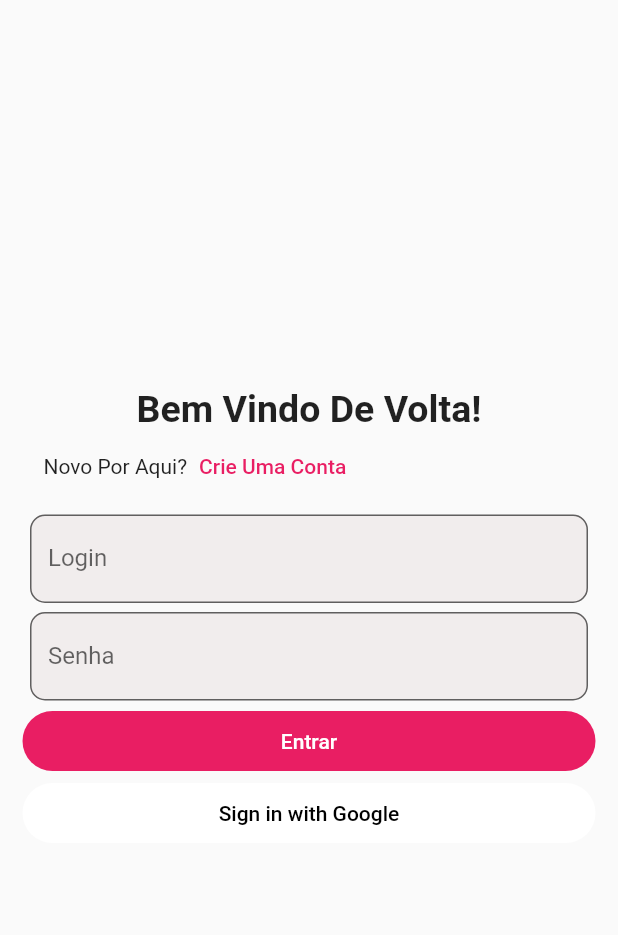
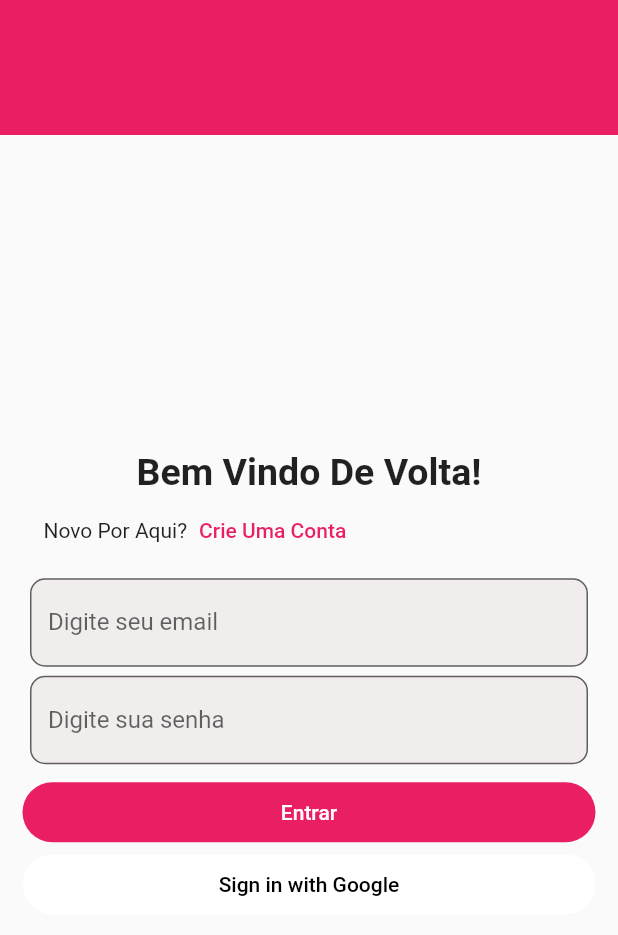
Before and after one commit to kaysophia05/login, a Flutter app: the screen it shows after launch, on a phone screen of 412 x 824 dp. Shown: the top 935 px of the screen. Run offline on Flutter 3.47's test engine with Material 2 defaults, Android fonts, the phone set to English and light mode, and no system bars.

Commit message:
add_text_field_adaptative

```diff
--- /dev/null
+++ b/lib/adaptative_text_field.dart
@@ -0,0 +1,27 @@
+import 'package:flutter/material.dart';
+
+class AdaptativeTextField extends StatelessWidget {
+  const AdaptativeTextField({
+    this.label,
+    Key? key,
+  }) : super(key: key);
+
+  final String? label;
+
+  @override
+  Widget build(BuildContext context) {
+    return Padding(
+      padding: const EdgeInsets.symmetric(horizontal: 20, vertical: 3),
+      child: TextField(
+        decoration: InputDecoration(
+          labelText: label,
+          border: const OutlineInputBorder(
+            borderRadius: BorderRadius.all(Radius.circular(10)),
+          ),
+          fillColor: const Color.fromARGB(255, 241, 237, 237),
+          filled: true,
+        ),
+      ),
+    );
+  }
+}
--- /dev/null
+++ b/lib/appbar.dart
@@ -0,0 +1,14 @@
+import 'package:flutter/material.dart';
+
+class MyAppBar extends StatelessWidget {
+  const MyAppBar({super.key});
+
+  @override
+  Widget build(BuildContext context) {
+    return Scaffold(
+      appBar: AppBar(
+        title: const Text('Exemple'),
+      ),
+    );
+  }
+}
--- a/lib/login.dart
+++ b/lib/login.dart
@@ -10,7 +10,26 @@ class loginScreen extends StatefulWidget {
 class _loginScreenState extends State<loginScreen> {
   @override
   Widget build(BuildContext context) {
-    return Scaffold(
+    //Envolvendo o Scaffold com p default para criar uma controlador para o tab
+    return DefaultTabController(
+      initialIndex: 1,
+      length: 2,
+      child: Scaffold(
+        appBar: AppBar(
+          title: const Center(
+            child: Text('My Login Page'),
+          ),
+          bottom: const TabBar(
+            tabs: <Widget>[
+              Tab(
+                icon: Icon(Icons.account_box),
+              ),
+              Tab(
+                icon: Icon(Icons.account_balance),
+              ),
+            ],
+          ),
+        ),
         body: Column(
           mainAxisAlignment: MainAxisAlignment.center,
           crossAxisAlignment: CrossAxisAlignment.stretch,
@@ -36,34 +55,6 @@ class _loginScreenState extends State<loginScreen> {
               ),
             ),
             const SizedBox(height: 5),
-          const Padding(
-            padding: EdgeInsets.symmetric(horizontal: 20, vertical: 3),
-            child: TextField(
-              decoration: InputDecoration(
-                labelText: 'Login',
-                hintText: 'Digite seu e-mail',
-                border: OutlineInputBorder(
-                  borderRadius: BorderRadius.all(Radius.circular(10)),
-                ),
-                fillColor: Color.fromARGB(255, 241, 237, 237),
-                filled: true,
-              ),
-            ),
-          ),
-          const Padding(
-            padding: EdgeInsets.symmetric(horizontal: 20, vertical: 3),
-            child: TextField(
-              decoration: InputDecoration(
-                labelText: 'Senha',
-                hintText: 'Digite sua senha',
-                border: OutlineInputBorder(
-                  borderRadius: BorderRadius.all(Radius.circular(10)),
-                ),
-                fillColor: Color.fromARGB(255, 241, 237, 237),
-                filled: true,
-              ),
-            ),
-          ),
             Padding(
               padding: const EdgeInsets.symmetric(horizontal: 15),
               child: FilledButton(
@@ -71,22 +62,8 @@ class _loginScreenState extends State<loginScreen> {
                 child: const Text('Entrar'),
               ),
             ),
-          Padding(
-            padding: const EdgeInsets.symmetric(horizontal: 15),
-            child: FilledButton(
-              onPressed: () {},
-              style: FilledButton.styleFrom(
-                backgroundColor: Colors.white,
+          ],
         ),
-              child: const Text(
-                'Sign in with Google',
-                style: TextStyle(
-                  color: Colors.black,
-                ),
-              ),
-            ),
-          ),
-        ],
       ),
     );
   }
--- a/lib/main.dart
+++ b/lib/main.dart
@@ -1,4 +1,5 @@
 import 'package:flutter/material.dart';
+import 'package:login/adaptative_text_field.dart';
 import 'package:login/login.dart';
 
 void main() {
@@ -14,7 +15,80 @@ class MyApp extends StatelessWidget {
       theme: ThemeData(
         primarySwatch: Colors.pink,
       ),
-      home: const loginScreen(),
+      home: const MyHomePage(),
     );
   }
 }
+
+class MyHomePage extends StatelessWidget {
+  const MyHomePage({super.key});
+
+  @override
+  Widget build(BuildContext context) {
+    return Scaffold(
+      body: NestedScrollView(
+        headerSliverBuilder: (context, condition) {
+          return <Widget>[
+            const SliverAppBar(
+              expandedHeight: 90,
+            )
+          ];
+        },
+        body: Column(
+          mainAxisAlignment: MainAxisAlignment.center,
+          crossAxisAlignment: CrossAxisAlignment.stretch,
+          children: [
+            const Text('Bem Vindo De Volta!',
+                textAlign: TextAlign.center,
+                style: TextStyle(fontSize: 25, fontWeight: FontWeight.bold)),
+            Padding(
+              padding: const EdgeInsets.symmetric(horizontal: 29),
+              child: Row(
+                //mainAxisAlignment: MainAxisAlignment.spaceAround,
+                children: [
+                  const Text('Novo Por Aqui?'),
+                  TextButton(
+                    onPressed: () {},
+                    child: const Text(
+                      'Crie Uma Conta',
+                    ),
+                  ),
+                ],
+              ),
+            ),
+            const SizedBox(height: 5),
+            const AdaptativeTextField(
+              label: 'Digite seu email',
+            ),
+            const AdaptativeTextField(
+              label: 'Digite sua senha',
+            ),
+            const SizedBox(height: 5),
+            Padding(
+              padding: const EdgeInsets.symmetric(horizontal: 15),
+              child: FilledButton(
+                onPressed: () {},
+                child: const Text('Entrar'),
+              ),
+            ),
+            Padding(
+              padding: const EdgeInsets.symmetric(horizontal: 15),
+              child: FilledButton(
+                onPressed: () {},
+                style: FilledButton.styleFrom(
+                  backgroundColor: Colors.white,
+                ),
+                child: const Text(
+                  'Sign in with Google',
+                  style: TextStyle(
+                    color: Colors.black,
+                  ),
+                ),
+              ),
+            ),
+          ],
+        ),
+      ),
+    );
+  }
+}
```
Lines whose indentation alone changed are shown as unchanged.
